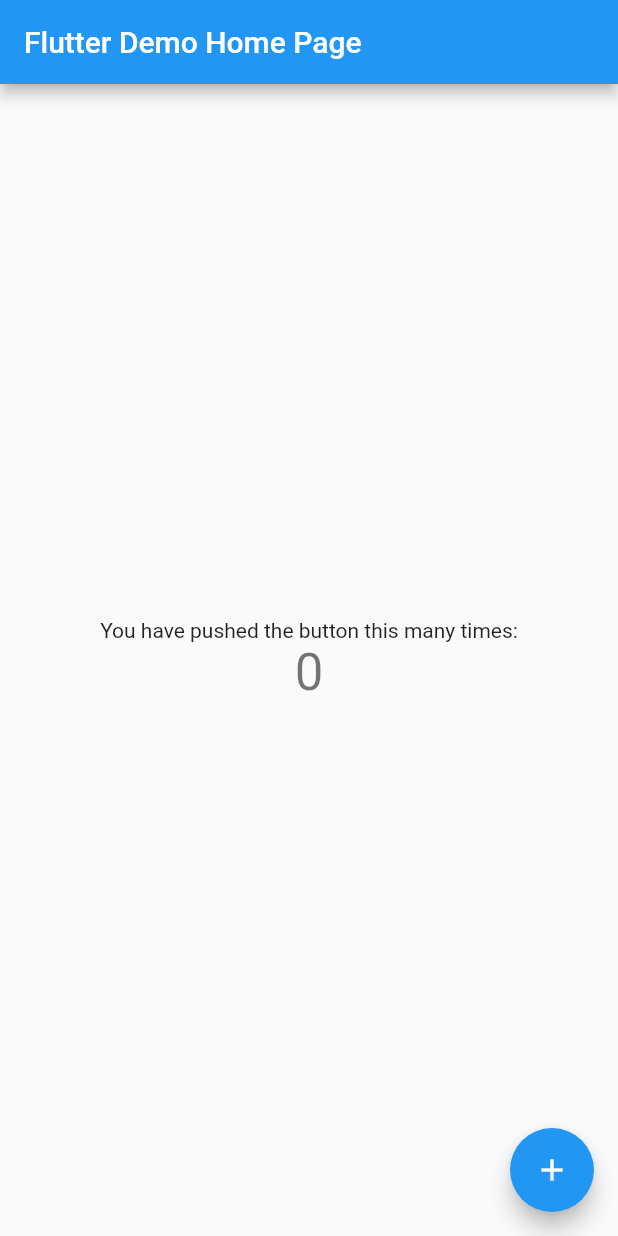
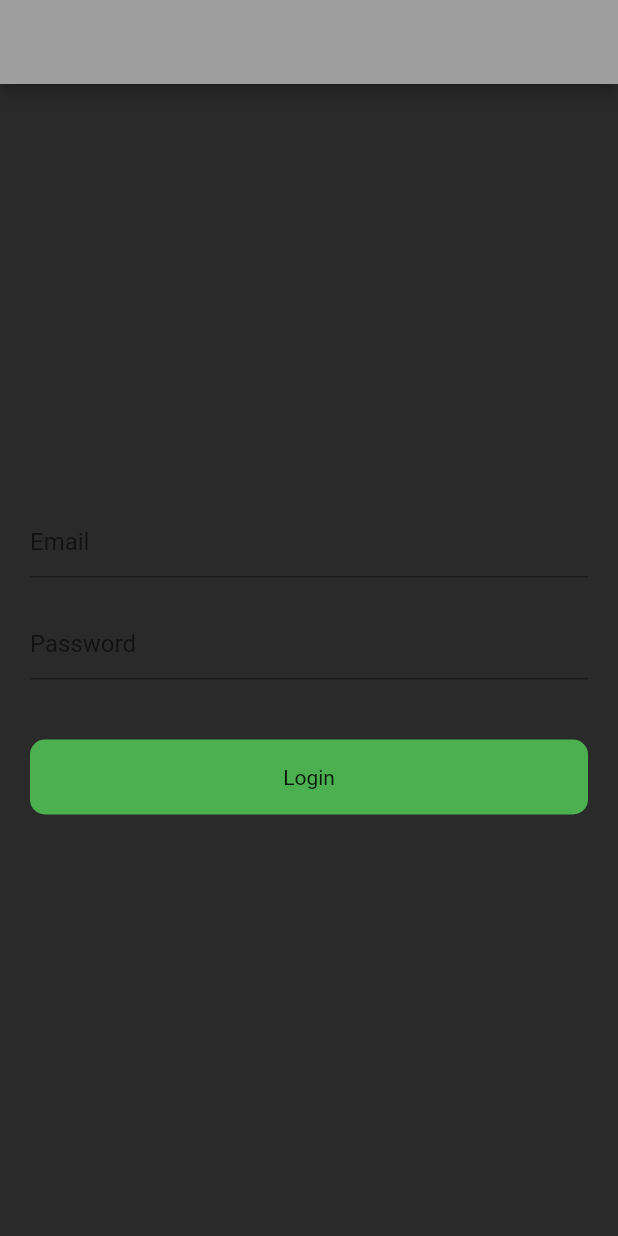
Before and after one commit to ozreyyiz/voco_task, a Flutter app: the screen it shows after launch, on a phone screen of 412 x 824 dp. Run offline on Flutter 3.47's test engine with Material 2 defaults, Android fonts, the phone set to English and light mode, and no system bars.

Commit message:
login system added

```diff
--- /dev/null
+++ b/lib/controller/login_controller.dart
@@ -0,0 +1,19 @@
+import 'dart:convert';
+import 'package:flutter/material.dart';
+import 'package:http/http.dart';
+import 'package:voco_task/model/login_request_model.dart';
+import 'package:voco_task/model/login_response_model.dart';
+
+class LoginController {
+  Future<LoginResponseModel> loginUser(LoginRequestModel requestModel) async {
+    String url = "https://reqres.in/api/login";
+
+    Response response = await post(Uri.parse(url), body: requestModel.toJson());
+    if (response.statusCode == 200) {
+      print('Login successfully');
+      return LoginResponseModel.fromJson(jsonDecode(response.body));
+    } else {
+      throw Exception("Failed to load data");
+    }
+  }
+}
--- a/lib/main.dart
+++ b/lib/main.dart
@@ -1,4 +1,6 @@
 import 'package:flutter/material.dart';
+import 'package:voco_task/controller/login_controller.dart';
+import 'package:voco_task/view/login_page.dart';
 
 void main() {
   runApp(const MyApp());
@@ -7,109 +9,14 @@
 class MyApp extends StatelessWidget {
   const MyApp({super.key});
 
-  // This widget is the root of your application.
   @override
   Widget build(BuildContext context) {
     return MaterialApp(
       title: 'Flutter Demo',
       theme: ThemeData(
-        // This is the theme of your application.
-        //
-        // Try running your application with "flutter run". You'll see the
-        // application has a blue toolbar. Then, without quitting the app, try
-        // changing the primarySwatch below to Colors.green and then invoke
-        // "hot reload" (press "r" in the console where you ran "flutter run",
-        // or simply save your changes to "hot reload" in a Flutter IDE).
-        // Notice that the counter didn't reset back to zero; the application
-        // is not restarted.
-        primarySwatch: Colors.blue,
+        primarySwatch: Colors.grey,
       ),
-      home: const MyHomePage(title: 'Flutter Demo Home Page'),
+      home: LoginPage(),
     );
   }
 }
-
-class MyHomePage extends StatefulWidget {
-  const MyHomePage({super.key, required this.title});
-
-  // This widget is the home page of your application. It is stateful, meaning
-  // that it has a State object (defined below) that contains fields that affect
-  // how it looks.
-
-  // This class is the configuration for the state. It holds the values (in this
-  // case the title) provided by the parent (in this case the App widget) and
-  // used by the build method of the State. Fields in a Widget subclass are
-  // always marked "final".
-
-  final String title;
-
-  @override
-  State<MyHomePage> createState() => _MyHomePageState();
-}
-
-class _MyHomePageState extends State<MyHomePage> {
-  int _counter = 0;
-
-  void _incrementCounter() {
-    setState(() {
-      // This call to setState tells the Flutter framework that something has
-      // changed in this State, which causes it to rerun the build method below
-      // so that the display can reflect the updated values. If we changed
-      // _counter without calling setState(), then the build method would not be
-      // called again, and so nothing would appear to happen.
-      _counter++;
-    });
-  }
-
-  @override
-  Widget build(BuildContext context) {
-    // This method is rerun every time setState is called, for instance as done
-    // by the _incrementCounter method above.
-    //
-    // The Flutter framework has been optimized to make rerunning build methods
-    // fast, so that you can just rebuild anything that needs updating rather
-    // than having to individually change instances of widgets.
-    return Scaffold(
-      appBar: AppBar(
-        // Here we take the value from the MyHomePage object that was created by
-        // the App.build method, and use it to set our appbar title.
-        title: Text(widget.title),
-      ),
-      body: Center(
-        // Center is a layout widget. It takes a single child and positions it
-        // in the middle of the parent.
-        child: Column(
-          // Column is also a layout widget. It takes a list of children and
-          // arranges them vertically. By default, it sizes itself to fit its
-          // children horizontally, and tries to be as tall as its parent.
-          //
-          // Invoke "debug painting" (press "p" in the console, choose the
-          // "Toggle Debug Paint" action from the Flutter Inspector in Android
-          // Studio, or the "Toggle Debug Paint" command in Visual Studio Code)
-          // to see the wireframe for each widget.
-          //
-          // Column has various properties to control how it sizes itself and
-          // how it positions its children. Here we use mainAxisAlignment to
-          // center the children vertically; the main axis here is the vertical
-          // axis because Columns are vertical (the cross axis would be
-          // horizontal).
-          mainAxisAlignment: MainAxisAlignment.center,
-          children: <Widget>[
-            const Text(
-              'You have pushed the button this many times:',
-            ),
-            Text(
-              '$_counter',
-              style: Theme.of(context).textTheme.headlineMedium,
-            ),
-          ],
-        ),
-      ),
-      floatingActionButton: FloatingActionButton(
-        onPressed: _incrementCounter,
-        tooltip: 'Increment',
-        child: const Icon(Icons.add),
-      ), // This trailing comma makes auto-formatting nicer for build methods.
-    );
-  }
-}
--- /dev/null
+++ b/lib/model/login_request_model.dart
@@ -0,0 +1,18 @@
+class LoginRequestModel {
+  String? email;
+  String? password;
+
+  LoginRequestModel({this.email, this.password});
+
+  LoginRequestModel.fromJson(Map<String, dynamic> json) {
+    email = json['email'];
+    password = json['password'];
+  }
+
+  Map<String, dynamic> toJson() {
+    final Map<String, dynamic> data = new Map<String, dynamic>();
+    data['email'] = email;
+    data['password'] = password;
+    return data;
+  }
+}
--- /dev/null
+++ b/lib/model/login_response_model.dart
@@ -0,0 +1,18 @@
+class LoginResponseModel {
+  String? token;
+  String? error;
+
+  LoginResponseModel({this.token, this.error});
+
+  LoginResponseModel.fromJson(Map<String, dynamic> json) {
+    token = json['token']!= null? json['token']:"";
+    error = json['error']!= null? json['error']:"";
+  }
+
+  Map<String, dynamic> toJson() {
+    final Map<String, dynamic> data = <String, dynamic>{};
+    data['token'] = token;
+    data['error'] = error;
+    return data;
+  }
+}
--- /dev/null
+++ b/lib/view/login_page.dart
@@ -0,0 +1,116 @@
+import 'dart:async';
+
+import 'package:flutter/material.dart';
+import 'package:voco_task/model/login_request_model.dart';
+import 'package:voco_task/view/participants_page.dart';
+
+import '../controller/login_controller.dart';
+
+class LoginPage extends StatefulWidget {
+  LoginPage({super.key});
+
+  @override
+  State<LoginPage> createState() => _LoginPageState();
+}
+
+class _LoginPageState extends State<LoginPage> {
+  final scaffoldKey = GlobalKey<ScaffoldState>();
+  final TextEditingController emailController = TextEditingController();
+
+  final TextEditingController passwordController = TextEditingController();
+
+  late LoginRequestModel requestModel;
+
+  @override
+  void initState() {
+    // TODO: implement initState
+    super.initState();
+    requestModel = LoginRequestModel();
+  }
+
+  @override
+  Widget build(BuildContext context) {
+    return Scaffold(
+      backgroundColor: const Color.fromARGB(255, 42, 42, 42),
+      appBar: AppBar(),
+      body: Padding(
+        padding: const EdgeInsets.all(20.0),
+        child: Column(
+          crossAxisAlignment: CrossAxisAlignment.center,
+          mainAxisAlignment: MainAxisAlignment.center,
+          children: [
+            TextFormField(
+              controller: emailController,
+              keyboardType: TextInputType.emailAddress,
+              onSaved: (input) => requestModel.email = input,
+              validator: (value) => !value!.contains("@")
+                  ? "Please enter correct email address!"
+                  : null,
+              decoration: const InputDecoration(hintText: 'Email'),
+            ),
+            const SizedBox(
+              height: 20,
+            ),
+            TextFormField(
+              controller: passwordController,
+              keyboardType: TextInputType.visiblePassword,
+              onSaved: (input) => requestModel.password = input,
+              validator: (value) => !value!.contains("@")
+                  ? "Password should be more than 3 characters!"
+                  : null,
+              decoration: InputDecoration(hintText: 'Password'),
+            ),
+            const SizedBox(
+              height: 40,
+            ),
+            GestureDetector(
+              onTap: () {
+                requestModel.email = emailController.text;
+                requestModel.password = passwordController.text;
+
+                LoginController().loginUser(requestModel).then((value) {
+                  print(requestModel.toJson());
+                  if (value.token!.isNotEmpty) {
+                    ScaffoldMessenger.of(context).showSnackBar(
+                      SnackBar(
+                        content: Text("Login Succesfuled"),
+                        duration: Duration(milliseconds: 300),
+                      ),
+                    );
+
+                    Future.delayed(
+                      Duration(seconds: 1),
+                      () {
+                        Navigator.push(
+                            context,
+                            MaterialPageRoute(
+                              builder: (context) => ParticipantsPage(),
+                            ));
+                      },
+                    );
+                  } else {
+                    ScaffoldMessenger.of(context).showSnackBar(
+                      SnackBar(
+                        content: Text("Incremendfdfdfdfted"),
+                        duration: Duration(milliseconds: 300),
+                      ),
+                    );
+                  }
+                });
+              },
+              child: Container(
+                height: 50,
+                decoration: BoxDecoration(
+                    color: Colors.green,
+                    borderRadius: BorderRadius.circular(10)),
+                child: Center(
+                  child: Text('Login'),
+                ),
+              ),
+            )
+          ],
+        ),
+      ),
+    );
+  }
+}
--- a/pubspec.yaml
+++ b/pubspec.yaml
@@ -35,6 +35,7 @@
   # The following adds the Cupertino Icons font to your application.
   # Use with the CupertinoIcons class for iOS style icons.
   cupertino_icons: ^1.0.2
+  http: ^1.1.0
 
 dev_dependencies:
   flutter_test:
```
Also changed, not shown: lib/model/user_model.dart (added, +27 -0 lines), lib/view/participants_page.dart (added, +11 -0 lines), pubspec.lock, 1 other file.
